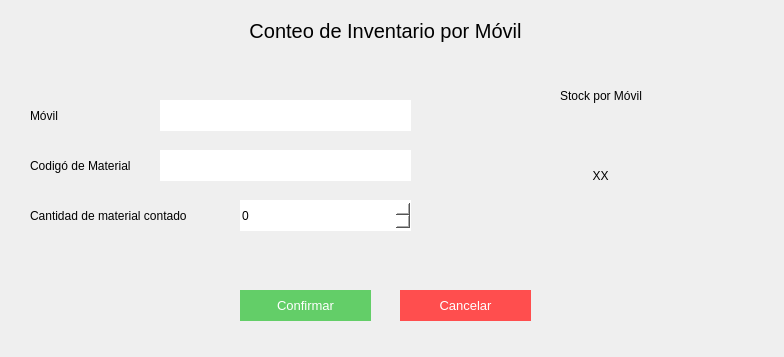
AlemFernandez786/Scabox, file Pantallas UI/Materiales/conteo de inventario por movil/conteoDeInventarioPorMovil.ui: the form before one commit.
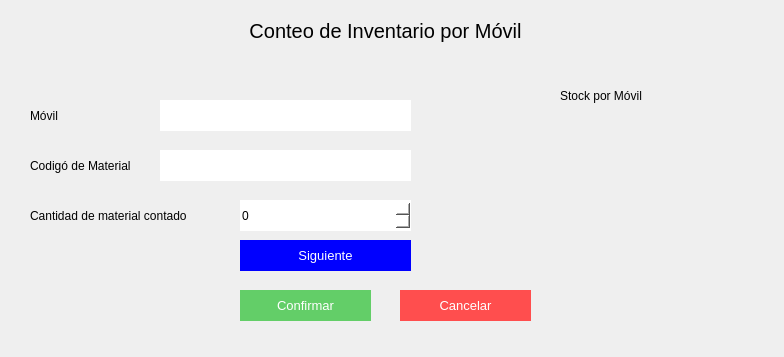
The form after the commit.

What changed in the file:
```diff
--- a/Pantallas UI/Materiales/conteo de inventario por movil/conteoDeInventarioPorMovil.ui
+++ b/Pantallas UI/Materiales/conteo de inventario por movil/conteoDeInventarioPorMovil.ui
@@ -172,7 +172,7 @@
 </string>
    </property>
    <property name="text">
-    <string>XX</string>
+    <string/>
    </property>
    <property name="alignment">
     <set>Qt::AlignCenter</set>
@@ -213,6 +213,25 @@
     <number>9999</number>
    </property>
   </widget>
+  <widget class="QPushButton" name="ma_btn_siguiente">
+   <property name="geometry">
+    <rect>
+     <x>240</x>
+     <y>240</y>
+     <width>171</width>
+     <height>31</height>
+    </rect>
+   </property>
+   <property name="styleSheet">
+    <string notr="true">background-color: rgb(0, 0, 255);
+color:white;
+font-size:10pt;
+border:none;</string>
+   </property>
+   <property name="text">
+    <string>Siguiente</string>
+   </property>
+  </widget>
  </widget>
  <resources/>
  <connections/>
```
